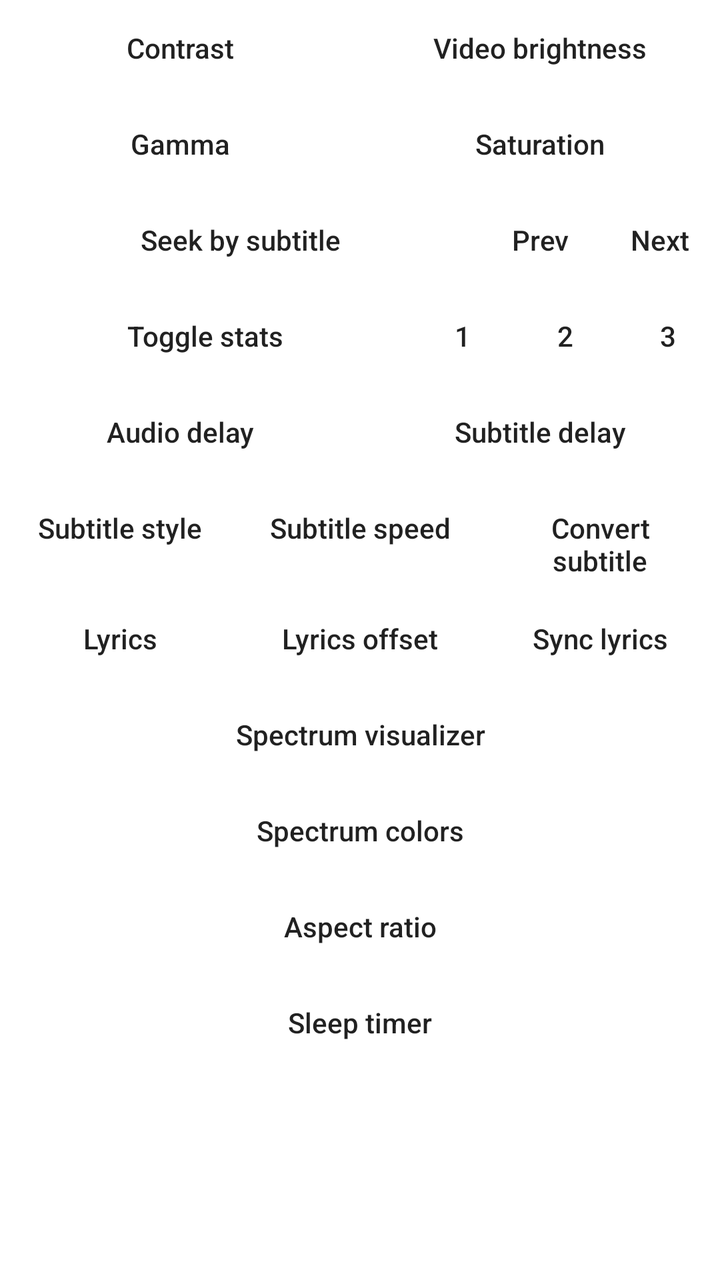
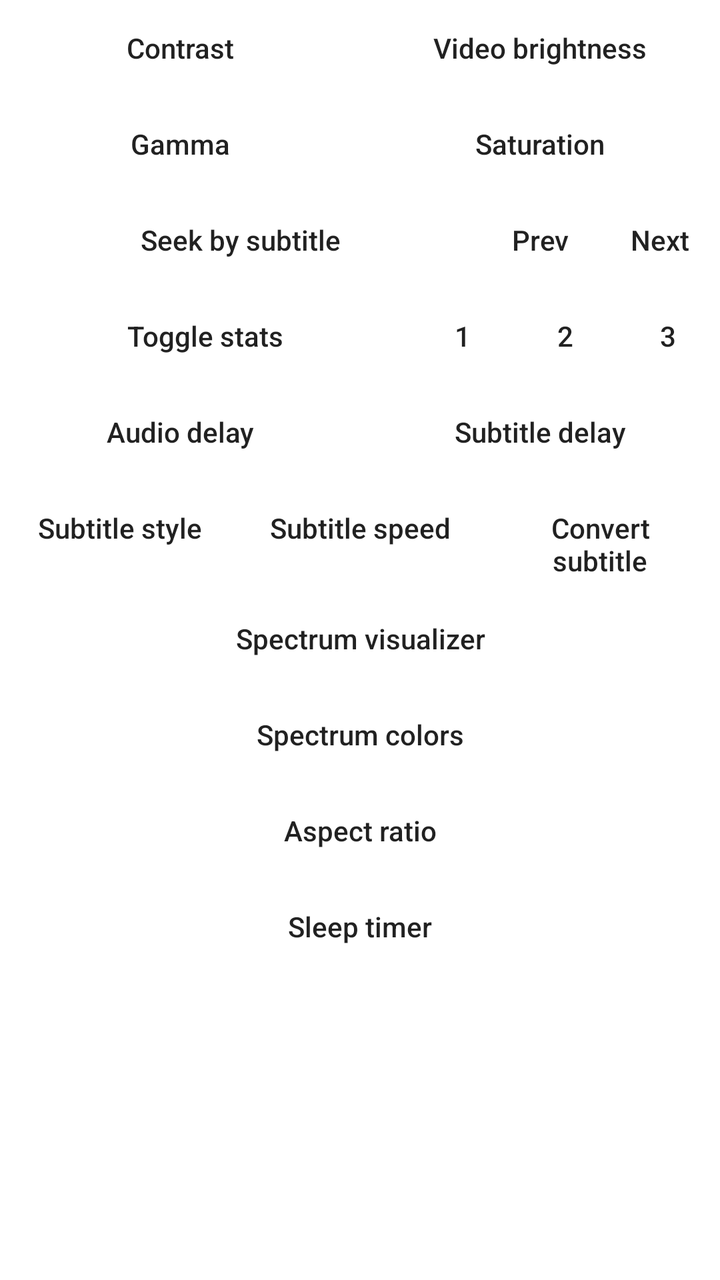

An Android layout rendered at two revisions. The XML below is the earlier revision; the diff shows what the commit changed to produce the second picture.
<!-- AndroidManifest.xml: fallback theme Theme.MaterialComponents.DayNight.NoActionBar -->
<!-- res/layout/dialog_advanced_menu.xml -->
<?xml version="1.0" encoding="utf-8"?>
<ScrollView xmlns:android="http://schemas.android.com/apk/res/android"
    android:layout_width="match_parent"
    android:layout_height="match_parent">

    <LinearLayout
        android:orientation="vertical" android:layout_width="match_parent"
        android:layout_height="wrap_content">

        <TableRow
            android:id="@+id/rowVideo1"
            android:layout_width="match_parent"
            android:layout_height="wrap_content">

            <Button
                android:id="@+id/contrastBtn"
                style="@style/Widget.AppCompat.Button.Borderless"
                android:layout_width="0dp"
                android:layout_height="wrap_content"
                android:layout_weight="1"
                android:text="@string/contrast"
                android:textAllCaps="false" />

            <Button
                android:id="@+id/brightnessBtn"
                style="@style/Widget.AppCompat.Button.Borderless"
                android:layout_width="0dp"
                android:layout_height="wrap_content"
                android:layout_weight="1"
                android:text="@string/video_brightness"
                android:textAllCaps="false" />

        </TableRow>

        <TableRow
            android:id="@+id/rowVideo2"
            android:layout_width="match_parent"
            android:layout_height="match_parent">

            <Button
                android:id="@+id/gammaBtn"
                style="@style/Widget.AppCompat.Button.Borderless"
                android:layout_width="0dp"
                android:layout_height="wrap_content"
                android:layout_weight="1"
                android:text="@string/gamma"
                android:textAllCaps="false" />

            <Button
                android:id="@+id/saturationBtn"
                style="@style/Widget.AppCompat.Button.Borderless"
                android:layout_width="0dp"
                android:layout_height="wrap_content"
                android:layout_weight="1"
                android:text="@string/saturation"
                android:textAllCaps="false" />
        </TableRow>

        <TableRow
            android:id="@+id/rowSubSeek"
            android:layout_width="match_parent"
            android:layout_height="wrap_content">

            <Button
                android:id="@+id/subSeekBtn"
                style="@style/Widget.AppCompat.Button.Borderless"
                android:layout_width="0dp"
                android:layout_height="wrap_content"
                android:layout_weight="4"
                android:text="@string/sub_seek_button"
                android:textAllCaps="false" />

            <Button
                android:id="@+id/subSeekPrev"
                style="@style/Widget.AppCompat.Button.Borderless"
                android:layout_width="0dp"
                android:layout_height="wrap_content"
                android:layout_weight="1"
                android:background="@drawable/alpha_lighten"
                android:text="@string/dialog_prev"
                android:textAllCaps="false" />

            <Button
                android:id="@+id/subSeekNext"
                style="@style/Widget.AppCompat.Button.Borderless"
                android:layout_width="0dp"
                android:layout_height="wrap_content"
                android:layout_weight="1"
                android:background="@drawable/alpha_lighten"
                android:text="@string/dialog_next"
                android:textAllCaps="false" />

        </TableRow>

        <TableRow
            android:layout_width="match_parent"
            android:layout_height="wrap_content">

            <Button
                android:id="@+id/statsBtn"
                style="@style/Widget.AppCompat.Button.Borderless"
                android:layout_width="0dp"
                android:layout_height="wrap_content"
                android:layout_weight="4"
                android:text="@string/toggle_stats"
                android:textAllCaps="false" />

            <Button
                android:id="@+id/statsBtn1"
                style="@style/Widget.AppCompat.Button.Borderless"
                android:layout_width="0dp"
                android:layout_height="wrap_content"
                android:layout_weight="1"
                android:background="@drawable/alpha_lighten"
                android:text="1"
                android:textAllCaps="false" />

            <Button
                android:id="@+id/statsBtn2"
                style="@style/Widget.AppCompat.Button.Borderless"
                android:layout_width="0dp"
                android:layout_height="wrap_content"
                android:layout_weight="1"
                android:background="@drawable/alpha_lighten"
                android:text="2"
                android:textAllCaps="false" />

            <Button
                android:id="@+id/statsBtn3"
                style="@style/Widget.AppCompat.Button.Borderless"
                android:layout_width="0dp"
                android:layout_height="wrap_content"
                android:layout_weight="1"
                android:background="@drawable/alpha_lighten"
                android:text="3"
                android:textAllCaps="false" />

        </TableRow>

        <TableRow
            android:layout_width="match_parent"
            android:layout_height="match_parent">

            <Button
                android:id="@+id/audioDelayBtn"
                style="@style/Widget.AppCompat.Button.Borderless"
                android:layout_width="0dp"
                android:layout_height="wrap_content"
                android:layout_weight="1"
                android:text="@string/audio_delay"
                android:textAllCaps="false" />

            <Button
                android:id="@+id/subDelayBtn"
                style="@style/Widget.AppCompat.Button.Borderless"
                android:layout_width="0dp"
                android:layout_height="wrap_content"
                android:layout_weight="1"
                android:text="@string/sub_delay"
                android:textAllCaps="false" />

        </TableRow>

        <TableRow
            android:id="@+id/rowSubStyle"
            android:layout_width="match_parent"
            android:layout_height="wrap_content">

            <Button
                android:id="@+id/subStyleBtn"
                style="@style/Widget.AppCompat.Button.Borderless"
                android:layout_width="0dp"
                android:layout_height="wrap_content"
                android:layout_weight="1"
                android:text="@string/sub_style_btn"
                android:textAllCaps="false" />

            <Button
                android:id="@+id/subSpeedBtn"
                style="@style/Widget.AppCompat.Button.Borderless"
                android:layout_width="0dp"
                android:layout_height="wrap_content"
                android:layout_weight="1"
                android:text="@string/sub_speed_btn"
                android:textAllCaps="false" />

            <Button
                android:id="@+id/subConvertBtn"
                style="@style/Widget.AppCompat.Button.Borderless"
                android:layout_width="0dp"
                android:layout_height="wrap_content"
                android:layout_weight="1"
                android:text="@string/sub_convert_btn"
                android:textAllCaps="false" />

        </TableRow>

        <TableRow
            android:id="@+id/rowLyrics"
            android:layout_width="match_parent"
            android:layout_height="wrap_content">

            <Button
                android:id="@+id/lyricsToggleBtn"
                style="@style/Widget.AppCompat.Button.Borderless"
                android:layout_width="0dp"
                android:layout_height="wrap_content"
                android:layout_weight="1"
                android:text="@string/lyrics_btn"
                android:textAllCaps="false" />

            <Button
                android:id="@+id/lyricsOffsetBtn"
                style="@style/Widget.AppCompat.Button.Borderless"
                android:layout_width="0dp"
                android:layout_height="wrap_content"
                android:layout_weight="1"
                android:text="@string/lyrics_offset_btn"
                android:textAllCaps="false" />

            <Button
                android:id="@+id/lyricsTapBtn"
                style="@style/Widget.AppCompat.Button.Borderless"
                android:layout_width="0dp"
                android:layout_height="wrap_content"
                android:layout_weight="1"
                android:text="@string/lyrics_tap_btn"
                android:textAllCaps="false" />

        </TableRow>

        <Button
            android:id="@+id/spectrumToggleBtn"
            style="@style/Widget.AppCompat.Button.Borderless"
            android:layout_width="match_parent"
            android:layout_height="wrap_content"
            android:text="@string/spectrum_btn"
            android:textAllCaps="false" />

        <Button
            android:id="@+id/spectrumColorBtn"
            style="@style/Widget.AppCompat.Button.Borderless"
            android:layout_width="match_parent"
            android:layout_height="wrap_content"
            android:text="@string/spectrum_colors_btn"
            android:textAllCaps="false" />

        <Button
            android:id="@+id/aspectBtn"
            style="@style/Widget.AppCompat.Button.Borderless"
            android:layout_width="match_parent"
            android:layout_height="wrap_content"
            android:text="@string/aspect_ratio"
            android:textAllCaps="false" />

        <Button
            android:id="@+id/sleepTimerBtn"
            style="@style/Widget.AppCompat.Button.Borderless"
            android:layout_width="match_parent"
            android:layout_height="wrap_content"
            android:text="@string/sleep_timer"
            android:textAllCaps="false" />

    </LinearLayout>

</ScrollView>
<!-- resources referenced by this layout -->
<resources>
  <!-- drawable alpha_lighten (drawable) -->
  <?xml version="1.0" encoding="utf-8"?>
  <selector xmlns:android="http://schemas.android.com/apk/res/android">
      <item android:drawable="@color/alpha24pct_light" android:state_focused="true" />
      <item android:drawable="@color/alpha24pct_light" android:state_pressed="true" />
      <item android:drawable="@color/alpha12pct_light" />
  </selector>
  <string name="aspect_ratio">Aspect ratio</string>
  <string name="audio_delay">Audio delay</string>
  <string name="contrast">Contrast</string>
  <string name="dialog_next">Next</string>
  <string name="dialog_prev">Prev</string>
  <string name="gamma">Gamma</string>
  <string name="lyrics_btn">Lyrics</string>
  <string name="lyrics_offset_btn">Lyrics offset</string>
  <string name="lyrics_tap_btn">Sync lyrics</string>
  <string name="saturation">Saturation</string>
  <string name="sleep_timer">Sleep timer</string>
  <string name="spectrum_btn">Spectrum visualizer</string>
  <string name="spectrum_colors_btn">Spectrum colors</string>
  <string name="sub_convert_btn">Convert subtitle</string>
  <string name="sub_delay">Subtitle delay</string>
  <string name="sub_seek_button">Seek by subtitle</string>
  <string name="sub_speed_btn">Subtitle speed</string>
  <string name="sub_style_btn">Subtitle style</string>
  <string name="toggle_stats">Toggle stats</string>
  <string name="video_brightness">Video brightness</string>
  <color name="alpha24pct_light">#3dffffff</color>
  <color name="alpha12pct_light">#1fffffff</color>
</resources>

<!-- the commit's change to res/layout/dialog_advanced_menu.xml (unified diff, before → after) -->
@@ -195,40 +195,6 @@
 
         </TableRow>
 
-        <TableRow
-            android:id="@+id/rowLyrics"
-            android:layout_width="match_parent"
-            android:layout_height="wrap_content">
-
-            <Button
-                android:id="@+id/lyricsToggleBtn"
-                style="@style/Widget.AppCompat.Button.Borderless"
-                android:layout_width="0dp"
-                android:layout_height="wrap_content"
-                android:layout_weight="1"
-                android:text="@string/lyrics_btn"
-                android:textAllCaps="false" />
-
-            <Button
-                android:id="@+id/lyricsOffsetBtn"
-                style="@style/Widget.AppCompat.Button.Borderless"
-                android:layout_width="0dp"
-                android:layout_height="wrap_content"
-                android:layout_weight="1"
-                android:text="@string/lyrics_offset_btn"
-                android:textAllCaps="false" />
-
-            <Button
-                android:id="@+id/lyricsTapBtn"
-                style="@style/Widget.AppCompat.Button.Borderless"
-                android:layout_width="0dp"
-                android:layout_height="wrap_content"
-                android:layout_weight="1"
-                android:text="@string/lyrics_tap_btn"
-                android:textAllCaps="false" />
-
-        </TableRow>
-
         <Button
             android:id="@+id/spectrumToggleBtn"
             style="@style/Widget.AppCompat.Button.Borderless"
<!-- resource entries referenced after the edit -->
@@ -13,9 +13,6 @@
   <string name="dialog_next">Next</string>
   <string name="dialog_prev">Prev</string>
   <string name="gamma">Gamma</string>
-  <string name="lyrics_btn">Lyrics</string>
-  <string name="lyrics_offset_btn">Lyrics offset</string>
-  <string name="lyrics_tap_btn">Sync lyrics</string>
   <string name="saturation">Saturation</string>
   <string name="sleep_timer">Sleep timer</string>
   <string name="spectrum_btn">Spectrum visualizer</string>
